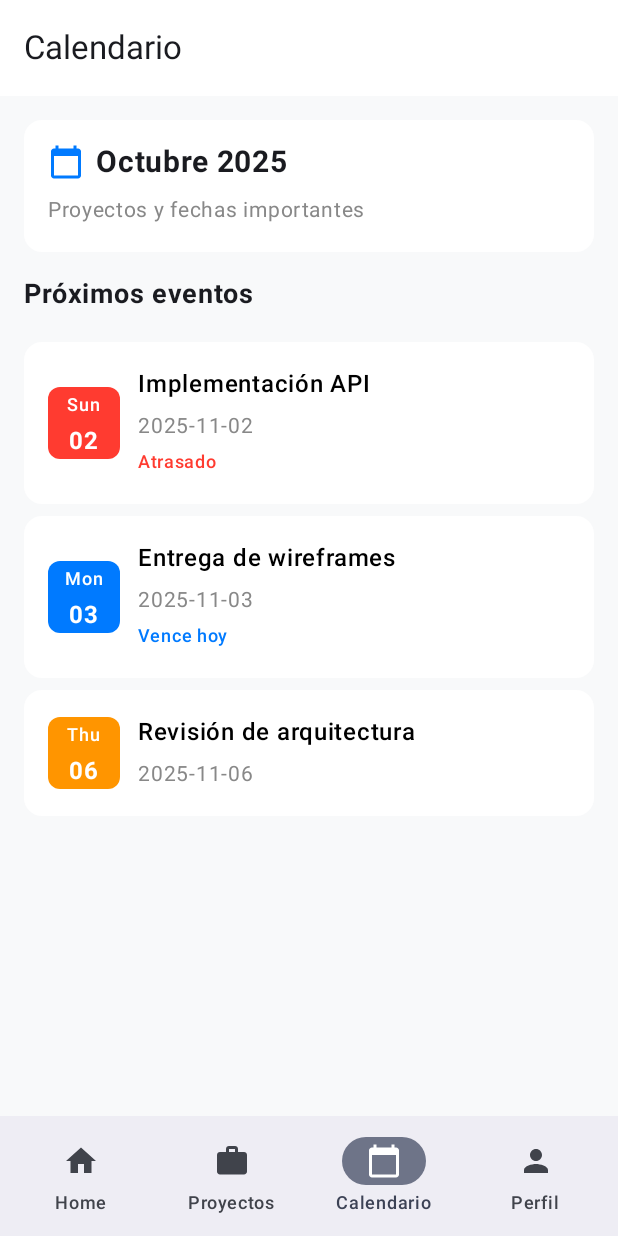
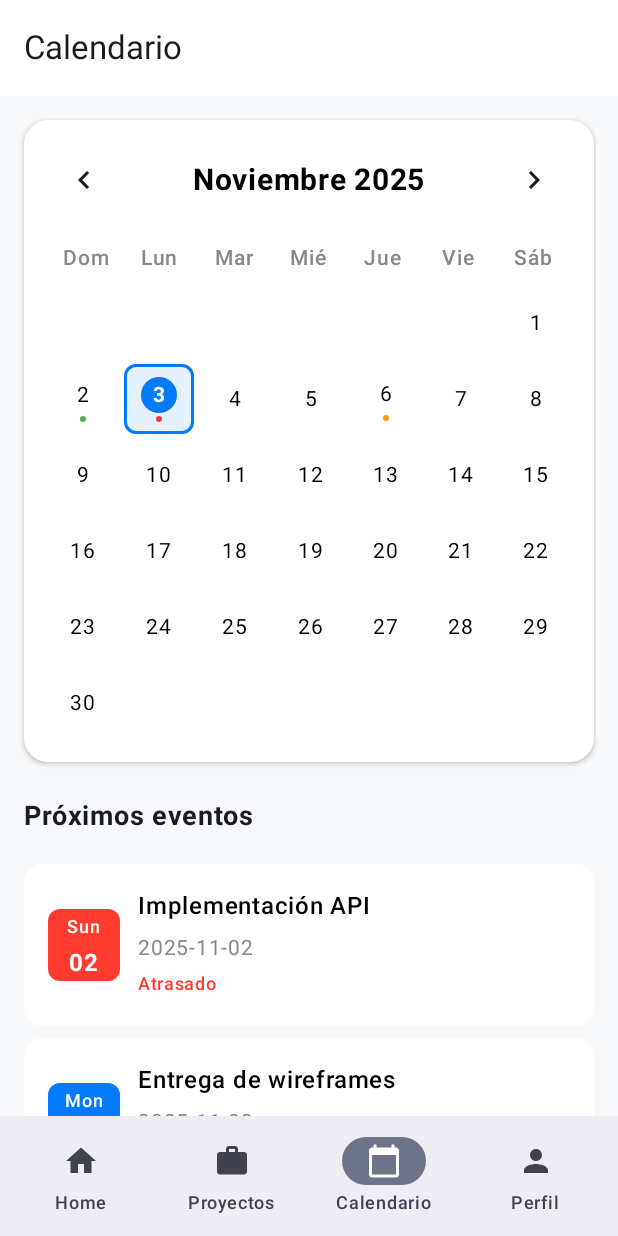
Before and after one commit to BrosTechnologies/front-engitrack, an Android app built with Jetpack Compose: the Main screen opened through its navigation route, item 3 of the bottom bar chosen, on a phone screen of 412 x 824 dp. Run offline under Robolectric (Android 15) with nearby library versions, the phone set to English and light mode, and no system bars; our stand-ins replace Dagger/Hilt's generated code; network calls fail.

Commit message:
feat: fix calendar and project priority

```diff
--- a/app/src/main/java/pe/edu/upc/engitrack/features/calendar/presentation/CalendarScreen.kt
+++ b/app/src/main/java/pe/edu/upc/engitrack/features/calendar/presentation/CalendarScreen.kt
@@ -16,6 +16,7 @@ import androidx.compose.ui.text.font.FontWeight
 import androidx.compose.ui.unit.dp
 import androidx.compose.ui.unit.sp
 import androidx.hilt.navigation.compose.hiltViewModel
+import pe.edu.upc.engitrack.features.calendar.presentation.components.CalendarGrid
 
 @OptIn(ExperimentalMaterial3Api::class)
 @Composable
@@ -98,42 +99,13 @@ fun CalendarScreen(
                     item {
                         Spacer(modifier = Modifier.height(16.dp))
 
-                        Card(
+                        // Calendar Grid
+                        CalendarGrid(
+                            projects = uiState.upcomingProjects,
                             modifier = Modifier
                                 .fillMaxWidth()
-                                .padding(bottom = 16.dp),
-                            shape = RoundedCornerShape(12.dp),
-                            colors = CardDefaults.cardColors(containerColor = Color.White)
-                        ) {
-                            Column(
-                                modifier = Modifier.padding(16.dp)
-                            ) {
-                                Row(
-                                    verticalAlignment = Alignment.CenterVertically
-                                ) {
-                                    Icon(
-                                        Icons.Default.CalendarToday,
-                                        contentDescription = "Calendario",
-                                        tint = Color(0xFF007AFF),
-                                        modifier = Modifier.size(24.dp)
-                                    )
-                                    Spacer(modifier = Modifier.width(8.dp))
-                                    Text(
-                                        text = "Octubre 2025",
-                                        fontSize = 20.sp,
-                                        fontWeight = FontWeight.Bold
-                                    )
-                                }
-
-                                Spacer(modifier = Modifier.height(8.dp))
-
-                                Text(
-                                    text = "Proyectos y fechas importantes",
-                                    fontSize = 14.sp,
-                                    color = Color.Gray
-                                )
-                            }
-                        }
+                                .padding(bottom = 24.dp)
+                        )
 
                         Text(
                             text = "Próximos eventos",
--- a/app/src/main/java/pe/edu/upc/engitrack/features/calendar/presentation/CalendarViewModel.kt
+++ b/app/src/main/java/pe/edu/upc/engitrack/features/calendar/presentation/CalendarViewModel.kt
@@ -24,6 +24,7 @@ data class CalendarProject(
     val endDate: String,
     val day: String,
     val dayNumber: String,
+    val priority: String? = "MEDIUM",
     val isOverdue: Boolean,
     val isToday: Boolean,
     val isThisWeek: Boolean
@@ -78,6 +79,7 @@ class CalendarViewModel @Inject constructor(
                                 endDate = project.endDate,
                                 day = endDate?.let { dayFormat.format(it) } ?: "",
                                 dayNumber = endDate?.let { dayNumberFormat.format(it) } ?: "",
+                                priority = project.priority,
                                 isOverdue = isOverdue,
                                 isToday = isToday,
                                 isThisWeek = isThisWeek
@@ -126,6 +128,7 @@ class CalendarViewModel @Inject constructor(
             endDate = dateFormat.format(today.time),
             day = dayFormat.format(today.time),
             dayNumber = dayNumberFormat.format(today.time),
+            priority = "HIGH",
             isOverdue = false,
             isToday = true,
             isThisWeek = true
@@ -141,6 +144,7 @@ class CalendarViewModel @Inject constructor(
             endDate = dateFormat.format(in3Days.time),
             day = dayFormat.format(in3Days.time),
             dayNumber = dayNumberFormat.format(in3Days.time),
+            priority = "MEDIUM",
             isOverdue = false,
             isToday = false,
             isThisWeek = true
@@ -156,6 +160,7 @@ class CalendarViewModel @Inject constructor(
             endDate = dateFormat.format(yesterday.time),
             day = dayFormat.format(yesterday.time),
             dayNumber = dayNumberFormat.format(yesterday.time),
+            priority = "LOW",
             isOverdue = true,
             isToday = false,
             isThisWeek = true
--- /dev/null
+++ b/app/src/main/java/pe/edu/upc/engitrack/features/calendar/presentation/components/CalendarGrid.kt
@@ -0,0 +1,256 @@
+package pe.edu.upc.engitrack.features.calendar.presentation.components
+
+import androidx.compose.foundation.background
+import androidx.compose.foundation.border
+import androidx.compose.foundation.clickable
+import androidx.compose.foundation.layout.*
+import androidx.compose.foundation.shape.CircleShape
+import androidx.compose.foundation.shape.RoundedCornerShape
+import androidx.compose.material.icons.Icons
+import androidx.compose.material.icons.filled.ChevronLeft
+import androidx.compose.material.icons.filled.ChevronRight
+import androidx.compose.material3.*
+import androidx.compose.runtime.*
+import androidx.compose.ui.Alignment
+import androidx.compose.ui.Modifier
+import androidx.compose.ui.draw.clip
+import androidx.compose.ui.graphics.Color
+import androidx.compose.ui.text.font.FontWeight
+import androidx.compose.ui.text.style.TextAlign
+import androidx.compose.ui.unit.dp
+import androidx.compose.ui.unit.sp
+import pe.edu.upc.engitrack.features.calendar.presentation.CalendarProject
+import pe.edu.upc.engitrack.features.projects.domain.models.Priority
+import java.text.SimpleDateFormat
+import java.util.*
+
+@OptIn(ExperimentalMaterial3Api::class)
+@Composable
+fun CalendarGrid(
+    projects: List<CalendarProject>,
+    modifier: Modifier = Modifier
+) {
+    var currentMonth by remember { mutableStateOf(Calendar.getInstance()) }
+
+    val monthNames = listOf(
+        "Enero", "Febrero", "Marzo", "Abril", "Mayo", "Junio",
+        "Julio", "Agosto", "Septiembre", "Octubre", "Noviembre", "Diciembre"
+    )
+
+    val dayNames = listOf("Dom", "Lun", "Mar", "Mié", "Jue", "Vie", "Sáb")
+
+    Card(
+        modifier = modifier,
+        shape = RoundedCornerShape(16.dp),
+        colors = CardDefaults.cardColors(containerColor = Color.White),
+        elevation = CardDefaults.cardElevation(defaultElevation = 2.dp)
+    ) {
+        Column(modifier = Modifier.padding(16.dp)) {
+            // Header with month navigation
+            Row(
+                modifier = Modifier
+                    .fillMaxWidth()
+                    .padding(bottom = 16.dp),
+                horizontalArrangement = Arrangement.SpaceBetween,
+                verticalAlignment = Alignment.CenterVertically
+            ) {
+                IconButton(
+                    onClick = {
+                        currentMonth = Calendar.getInstance().apply {
+                            time = currentMonth.time
+                            add(Calendar.MONTH, -1)
+                        }
+                    }
+                ) {
+                    Icon(Icons.Default.ChevronLeft, contentDescription = "Mes anterior")
+                }
+
+                Text(
+                    text = "${monthNames[currentMonth.get(Calendar.MONTH)]} ${currentMonth.get(Calendar.YEAR)}",
+                    fontSize = 20.sp,
+                    fontWeight = FontWeight.Bold,
+                    color = Color.Black
+                )
+
+                IconButton(
+                    onClick = {
+                        currentMonth = Calendar.getInstance().apply {
+                            time = currentMonth.time
+                            add(Calendar.MONTH, 1)
+                        }
+                    }
+                ) {
+                    Icon(Icons.Default.ChevronRight, contentDescription = "Mes siguiente")
+                }
+            }
+
+            // Days of week header
+            Row(
+                modifier = Modifier.fillMaxWidth(),
+                horizontalArrangement = Arrangement.SpaceEvenly
+            ) {
+                dayNames.forEach { dayName ->
+                    Text(
+                        text = dayName,
+                        fontSize = 14.sp,
+                        fontWeight = FontWeight.Medium,
+                        color = Color.Gray,
+                        textAlign = TextAlign.Center,
+                        modifier = Modifier.weight(1f)
+                    )
+                }
+            }
+
+            Spacer(modifier = Modifier.height(8.dp))
+
+            // Calendar grid
+            val daysInMonth = getDaysInMonth(currentMonth)
+            val today = Calendar.getInstance()
+
+            // Grid usando Column y Row para mayor compatibilidad
+            Column(
+                verticalArrangement = Arrangement.spacedBy(4.dp),
+                modifier = Modifier.fillMaxWidth()
+            ) {
+                // Crear 6 filas de 7 días cada una
+                for (week in 0 until 6) {
+                    Row(
+                        horizontalArrangement = Arrangement.spacedBy(4.dp),
+                        modifier = Modifier.fillMaxWidth()
+                    ) {
+                        for (dayOfWeek in 0 until 7) {
+                            val dayIndex = week * 7 + dayOfWeek
+                            val day = if (dayIndex < daysInMonth.size) daysInMonth[dayIndex] else null
+
+                            CalendarDayCell(
+                                day = day,
+                                isToday = isSameDay(day, today),
+                                projects = getProjectsForDay(day, projects),
+                                modifier = Modifier
+                                    .weight(1f)
+                                    .aspectRatio(1f)
+                            )
+                        }
+                    }
+                }
+            }
+        }
+    }
+}
+
+@Composable
+private fun CalendarDayCell(
+    day: Calendar?,
+    isToday: Boolean,
+    projects: List<CalendarProject>,
+    modifier: Modifier = Modifier
+) {
+    Box(
+        modifier = modifier
+            .clickable { /* TODO: Handle day click */ }
+            .background(
+                color = when {
+                    isToday -> Color(0xFF007AFF).copy(alpha = 0.1f)
+                    else -> Color.Transparent
+                },
+                shape = RoundedCornerShape(8.dp)
+            )
+            .border(
+                width = if (isToday) 2.dp else 0.dp,
+                color = if (isToday) Color(0xFF007AFF) else Color.Transparent,
+                shape = RoundedCornerShape(8.dp)
+            )
+            .padding(4.dp),
+        contentAlignment = Alignment.Center
+    ) {
+        Column(
+            horizontalAlignment = Alignment.CenterHorizontally,
+            verticalArrangement = Arrangement.Center
+        ) {
+            if (day != null) {
+                // Day number
+                Box(
+                    modifier = Modifier
+                        .size(24.dp)
+                        .background(
+                            color = if (isToday) Color(0xFF007AFF) else Color.Transparent,
+                            shape = CircleShape
+                        ),
+                    contentAlignment = Alignment.Center
+                ) {
+                    Text(
+                        text = "${day.get(Calendar.DAY_OF_MONTH)}",
+                        fontSize = 14.sp,
+                        fontWeight = if (isToday) FontWeight.Bold else FontWeight.Normal,
+                        color = if (isToday) Color.White else Color.Black
+                    )
+                }
+
+                // Indicador simple de eventos
+                if (projects.isNotEmpty()) {
+                    Spacer(modifier = Modifier.height(2.dp))
+                    val priorityColor = when {
+                        projects.any { Priority.fromString(it.priority ?: "MEDIUM") == Priority.HIGH } -> Color(0xFFE53E3E)
+                        projects.any { Priority.fromString(it.priority ?: "MEDIUM") == Priority.MEDIUM } -> Color(0xFFFF9800)
+                        else -> Color(0xFF4CAF50)
+                    }
+                    Box(
+                        modifier = Modifier
+                            .size(4.dp)
+                            .clip(CircleShape)
+                            .background(priorityColor)
+                    )
+                }
+            }
+        }
+    }
+}
+
+private fun getDaysInMonth(month: Calendar): List<Calendar?> {
+    val firstDay = Calendar.getInstance().apply {
+        time = month.time
+        set(Calendar.DAY_OF_MONTH, 1)
+    }
+
+    val daysInMonth = month.getActualMaximum(Calendar.DAY_OF_MONTH)
+    val firstDayOfWeek = firstDay.get(Calendar.DAY_OF_WEEK) - 1
+
+    val days = mutableListOf<Calendar?>()
+
+    // Add empty days for the beginning of the month
+    repeat(firstDayOfWeek) {
+        days.add(null)
+    }
+
+    // Add all days of the month
+    for (day in 1..daysInMonth) {
+        days.add(Calendar.getInstance().apply {
+            time = month.time
+            set(Calendar.DAY_OF_MONTH, day)
+        })
+    }
+
+    // Fill the rest to complete the grid (6 weeks = 42 cells)
+    while (days.size < 42) {
+        days.add(null)
+    }
+
+    return days
+}
+
+private fun isSameDay(cal1: Calendar?, cal2: Calendar): Boolean {
+    if (cal1 == null) return false
+    return cal1.get(Calendar.YEAR) == cal2.get(Calendar.YEAR) &&
+           cal1.get(Calendar.DAY_OF_YEAR) == cal2.get(Calendar.DAY_OF_YEAR)
+}
+
+private fun getProjectsForDay(day: Calendar?, projects: List<CalendarProject>): List<CalendarProject> {
+    if (day == null) return emptyList()
+
+    val dateFormat = SimpleDateFormat("yyyy-MM-dd", Locale.getDefault())
+    val dayString = dateFormat.format(day.time)
+
+    return projects.filter { project ->
+        project.endDate == dayString
+    }
+}
--- a/app/src/main/java/pe/edu/upc/engitrack/features/projects/data/remote/ProjectApiService.kt
+++ b/app/src/main/java/pe/edu/upc/engitrack/features/projects/data/remote/ProjectApiService.kt
@@ -30,6 +30,18 @@ interface ProjectApiService {
         @Body updateRequest: UpdateProjectRequest
     ): Response<Project>
 
+    @PATCH("/api/projects/{id}/priority")
+    suspend fun updatePriority(
+        @Path("id") projectId: String,
+        @Body request: UpdatePriorityRequest
+    ): Response<Project>
+
+    @PATCH("/api/projects/{id}/priority/string")
+    suspend fun updatePriorityString(
+        @Path("id") projectId: String,
+        @Body request: UpdatePriorityStringRequest
+    ): Response<Project>
+
     @POST("/api/projects/{id}/tasks")
     suspend fun createTask(
         @Path("id") projectId: String,
--- a/app/src/main/java/pe/edu/upc/engitrack/features/projects/presentation/create/CreateProjectViewModel.kt
+++ b/app/src/main/java/pe/edu/upc/engitrack/features/projects/presentation/create/CreateProjectViewModel.kt
@@ -32,6 +32,7 @@ class CreateProjectViewModel @Inject constructor(
         startDate: String,
         endDate: String,
         budget: Double = 0.0,
+        priority: Int = 1, // 0=LOW, 1=MEDIUM, 2=HIGH
         ownerUserId: String,
         tasks: List<CreateTaskRequest> = emptyList()
     ) {
@@ -44,6 +45,7 @@ class CreateProjectViewModel @Inject constructor(
                     startDate = startDate,
                     endDate = endDate,
                     budget = budget,
+                    priority = priority,
                     ownerUserId = ownerUserId,
                     tasks = tasks
                 )
```
Also changed, not shown: app/src/main/java/pe/edu/upc/engitrack/features/projects/domain/models/Project.kt (+29 -0 lines), app/src/main/java/pe/edu/upc/engitrack/features/projects/presentation/components/PrioritySelector.kt (added, +106 -0 lines), app/src/main/java/pe/edu/upc/engitrack/features/projects/presentation/create/CreateProjectScreen.kt (+10 -47 lines), app/src/main/java/pe/edu/upc/engitrack/features/projects/presentation/detail/ProjectDetailScreen.kt (+6 -13 lines), app/src/main/java/pe/edu/upc/engitrack/features/projects/presentation/list/ProjectsScreen.kt (+8 -39 lines).
